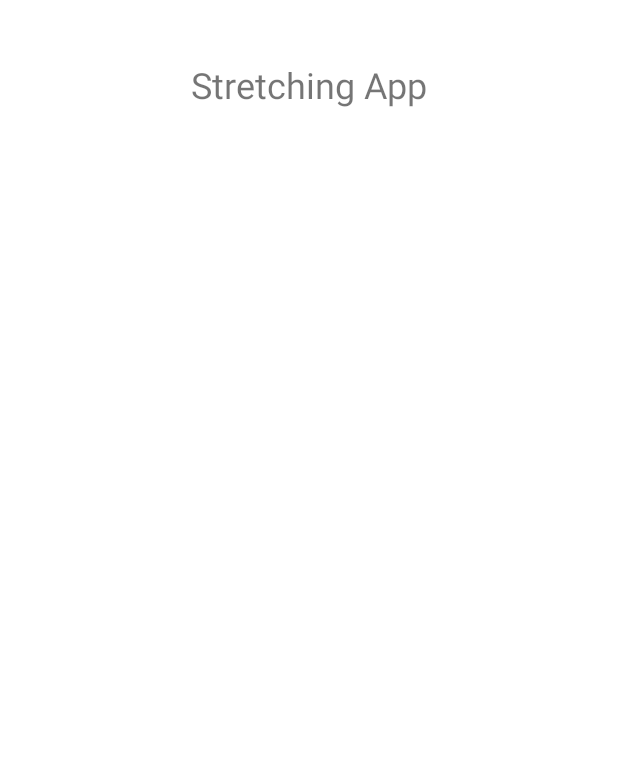
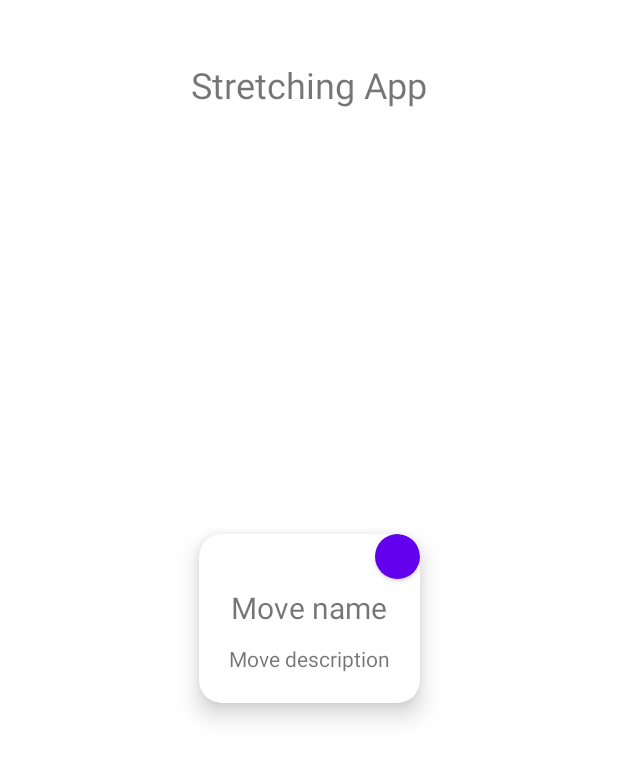
Before and after one commit to whatminjacodes/drag-and-drop-example-android, an Android app: the layout fragment_main.xml on its own in the app's theme, with its tools: preview values and no code run, on a phone screen of 412 x 824 dp. Shown: the top 760 px of the screen. Run offline under Robolectric (Android 15) with nearby library versions, the phone set to English and light mode, and no system bars.

Commit message:
fixes to pop up cardview

```diff
--- /dev/null
+++ b/app/src/main/res/drawable/rounded_close_button.xml
@@ -0,0 +1,5 @@
+<?xml version="1.0" encoding="utf-8"?>
+<shape xmlns:android="http://schemas.android.com/apk/res/android"
+    android:shape="oval">
+    <solid android:color="#FFFFFF"/>
+</shape>
--- a/app/src/main/res/layout/fragment_main.xml
+++ b/app/src/main/res/layout/fragment_main.xml
@@ -4,6 +4,63 @@
     xmlns:app="http://schemas.android.com/apk/res-auto"
     android:layout_width="match_parent"
     android:layout_height="match_parent">
+
+    <androidx.cardview.widget.CardView
+        android:layout_width="wrap_content"
+        android:layout_height="wrap_content"
+        app:cardElevation="10dp"
+        app:cardCornerRadius="15dp"
+        app:cardBackgroundColor="@color/white"
+        app:cardMaxElevation="10dp"
+        app:cardPreventCornerOverlap="false"
+        app:cardUseCompatPadding="true"
+        android:layout_marginStart="50dp"
+        android:layout_marginEnd="50dp"
+        android:paddingStart="50dp"
+        android:paddingEnd="50dp"
+        app:layout_constraintStart_toStartOf="parent"
+        app:layout_constraintEnd_toEndOf="parent"
+        app:layout_constraintTop_toTopOf="parent"
+        app:layout_constraintBottom_toBottomOf="parent" >
+
+        <LinearLayout
+            android:layout_width="wrap_content"
+            android:layout_height="wrap_content"
+            android:orientation="vertical"
+            >
+
+            <Button
+                android:id="@+id/button2"
+                android:layout_width="30dp"
+                android:layout_height="30dp"
+                android:background="@drawable/rounded_close_button"
+                android:layout_gravity="end"/>
+
+            <TextView
+                android:id="@+id/cardViewMoveName2"
+                android:layout_width="wrap_content"
+                android:layout_height="wrap_content"
+                android:layout_marginStart="20dp"
+                android:layout_marginEnd="20dp"
+                android:layout_marginTop="5dp"
+                android:layout_marginBottom="5dp"
+                android:textSize="20sp"
+                android:layout_gravity="center"
+                android:text="Move name" />
+
+            <TextView
+                android:id="@+id/cardViewMoveDescription2"
+                android:layout_width="wrap_content"
+                android:layout_height="wrap_content"
+                android:layout_gravity="center"
+                android:layout_marginStart="20dp"
+                android:layout_marginEnd="20dp"
+                android:layout_marginTop="5dp"
+                android:textSize="14sp"
+                android:layout_marginBottom="20dp"
+                android:text="Move description" />
+        </LinearLayout>
+    </androidx.cardview.widget.CardView>
 
     <TextView
         android:id="@+id/textView"
--- a/app/src/main/res/values/colors.xml
+++ b/app/src/main/res/values/colors.xml
@@ -7,4 +7,5 @@
     <color name="teal_700">#FF018786</color>
     <color name="black">#FF000000</color>
     <color name="white">#FFFFFFFF</color>
+    <color name="grey">#d3d3d3</color>
 </resources>
```
